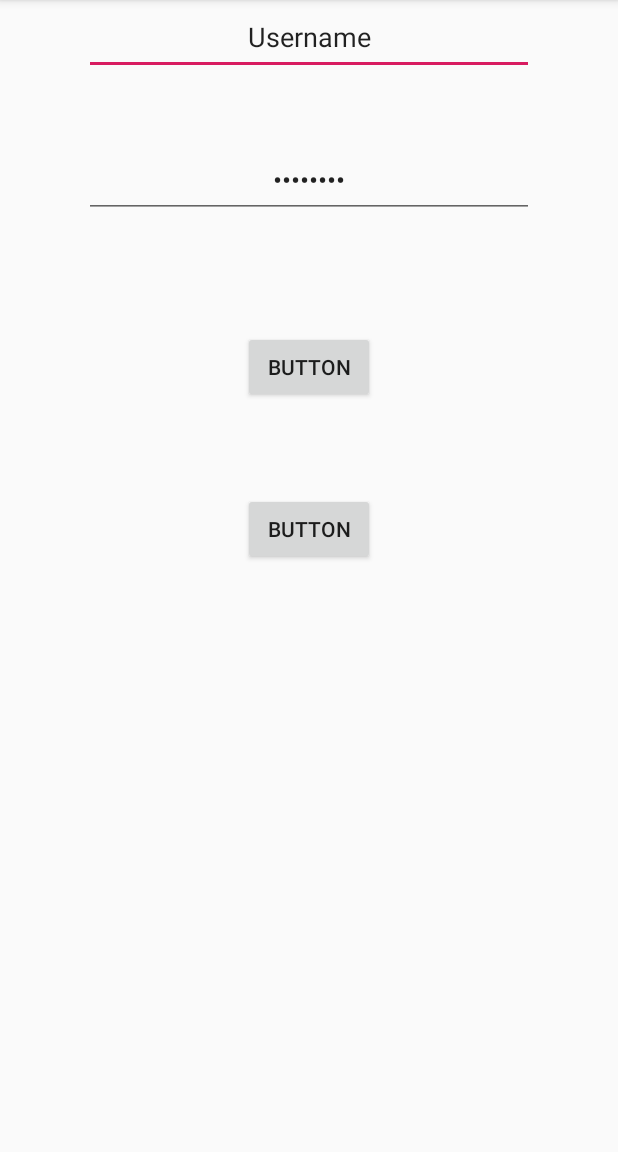
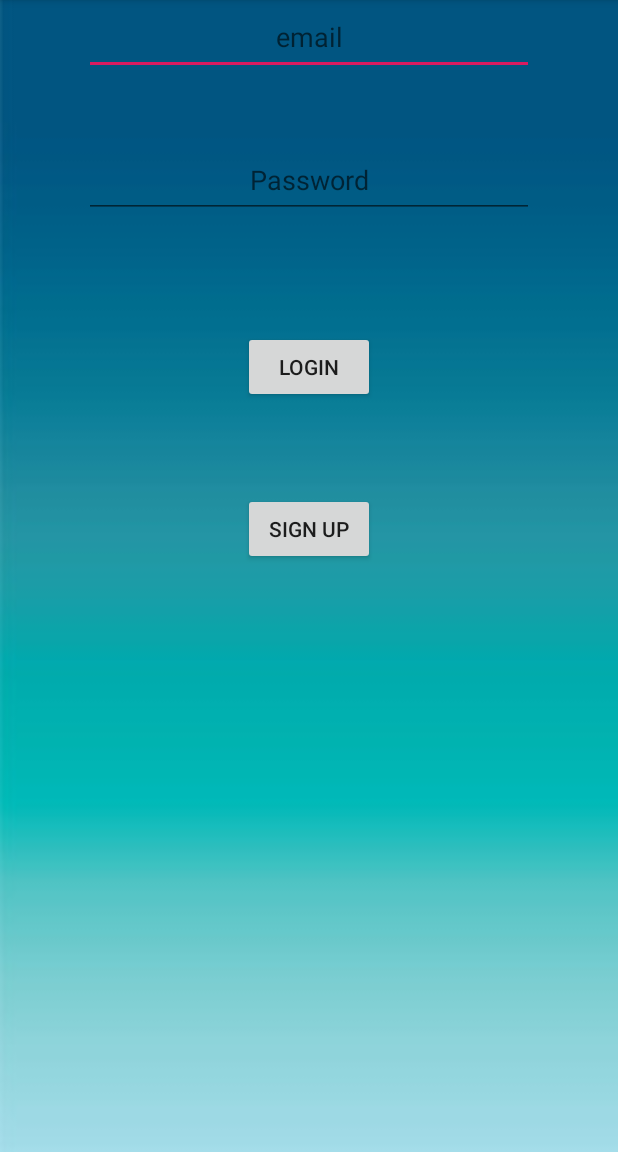
Before and after one commit to Taleb27/Guess_The_Colour_Game, an Android app: the screen it shows after launch (MainActivity), on a phone screen of 412 x 824 dp, the part 84-1236 px from its top. Run offline under Robolectric (Android 15) with nearby library versions, the phone set to English and light mode, and no system bars; our stand-ins replace Firebase (no records; nobody signed in at launch, a user with empty details on screens opened directly).

Commit message:
ADDED TO STRING

```diff
--- a/app/src/main/java/y2020/aoc/bayan/taleb/MainActivity.java
+++ b/app/src/main/java/y2020/aoc/bayan/taleb/MainActivity.java
@@ -22,7 +22,7 @@ public class MainActivity extends AppCompatActivity implements View.OnLongClickL
 
     private static final String TAG = "FIREBASE";
     private Button buttonlogin,buttonsignup;
-    private EditText editTextName, editTetPassword;
+    private EditText editTextemail, editTetPassword;
     private FirebaseAuth mAuth;
     @Override
     protected void onCreate(Bundle savedInstanceState) {
@@ -30,7 +30,7 @@ public class MainActivity extends AppCompatActivity implements View.OnLongClickL
         setContentView(R.layout.activity_main);
         // Initialize Firebase Auth(return refrence to the instance of the project firebase
         mAuth = FirebaseAuth.getInstance();
-        editTextName = findViewById(R.id.editTextName);
+        editTextemail = findViewById(R.id.editTextEmail);
         editTetPassword = findViewById(R.id.editTextPassword);
         buttonlogin = findViewById(R.id.buttonlogin);
         //sets the required button to response to long click
@@ -43,7 +43,7 @@ public class MainActivity extends AppCompatActivity implements View.OnLongClickL
         String email = Settings.getString("editTextName", "");
         String password = Settings.getString("editTetPassword", "");
         if(!email.equals("")&& !password.equals("")){
-            editTextName.setText(email);
+            editTextemail.setText(email);
             editTetPassword.setText(password);
         }
 
@@ -53,20 +53,20 @@ public class MainActivity extends AppCompatActivity implements View.OnLongClickL
 
     public void login(View view) {
 
-        if (!editTextName.getText().toString().equals("")) {
+        if (!editTextemail.getText().toString().equals("")) {
             //create sp file
             SharedPreferences Settings = getSharedPreferences("settings",MODE_PRIVATE);
             // open editor for edititng
             SharedPreferences.Editor editor= Settings.edit();
            //write the wanted settings
-            editor.putString("editTextName",editTextName.getText().toString());
-            editor.putString("editTextPassword",editTextName.getText().toString());
+            editor.putString("editTextName",editTextemail.getText().toString());
+            editor.putString("editTextPassword",editTextemail.getText().toString());
            //save and close file
             editor.commit();
 
            // intent.putExtra("name",editTextName.getText().toString());
 
-            login(editTextName.getText().toString(),editTetPassword.getText().toString());
+            login(editTextemail.getText().toString(),editTetPassword.getText().toString());
 
 
 
@@ -75,7 +75,7 @@ public class MainActivity extends AppCompatActivity implements View.OnLongClickL
 
     @Override
     public boolean onLongClick(View v) {
-        editTextName.setText("");
+        editTextemail.setText("");
 
         editTetPassword.setText("");
         return true;
--- a/app/src/main/res/layout/activity_main.xml
+++ b/app/src/main/res/layout/activity_main.xml
@@ -6,11 +6,13 @@
     android:layout_height="match_parent"
     android:orientation="vertical"
     tools:context=".MainActivity"
+    android:background="@drawable/d274507"
+    android:layout_gravity="center"
     >
 
 
     <EditText
-       android:id="@+id/editTextName"
+       android:id="@+id/editTextEmail"
         android:layout_width="300dp"
         android:layout_height="50dp"
         android:layout_gravity="center"
@@ -18,8 +20,9 @@
         android:autofillHints=""
         android:ems="10"
         android:gravity="center"
-        android:inputType="textPersonName"
-        android:text="Username" />
+        android:inputType="textEmailAddress"
+        android:hint="email"
+       />
 
 
     <EditText
@@ -34,7 +37,8 @@
         android:layout_gravity="center"
         android:layout_margin="45dp"
         android:gravity="center"
-        android:text="password"/>
+        android:hint="Password"
+      />
 
 
     <Button
@@ -44,7 +48,7 @@
         android:layout_gravity="center"
         android:layout_margin="30dp"
         android:onClick="login"
-        android:text="Button"
+        android:text="login"
         tools:text="Login" />
 
     <Button
@@ -54,7 +58,7 @@
         android:layout_gravity="center"
         android:layout_margin="30dp"
         android:onClick="sign"
-        android:text="Button"
+        android:text="sign up"
         tools:text="Sign up" />
 
 
```
Also changed, not shown: app/src/main/java/y2020/aoc/bayan/taleb/WelcomeActivity.java (+4 -3 lines), app/src/main/res/layout/activity_sign_.xml (+10 -12 lines), app/src/main/res/layout/activity_welcome.xml (+7 -2 lines).
